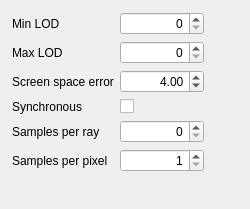
Before: the Qt Designer form apps/livreGUI/renderParametersController/RenderParametersController.ui in BlueBrain/Livre, drawn with Qt 5.
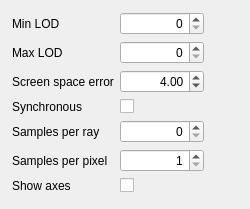
After: the same form once the commit is applied.

Commit message: Make show_axes available in HTTP/python/GUI frontend, python API tweaks

What changed in the file:
```diff
--- a/apps/livreGUI/renderParametersController/RenderParametersController.ui
+++ b/apps/livreGUI/renderParametersController/RenderParametersController.ui
@@ -31,7 +31,7 @@
      <x>0</x>
      <y>0</y>
      <width>216</width>
-     <height>208</height>
+     <height>225</height>
     </rect>
    </property>
    <layout class="QFormLayout" name="formLayout">
@@ -176,6 +176,20 @@
       </property>
      </widget>
     </item>
+    <item row="6" column="0">
+     <widget class="QLabel" name="showAxesLabel">
+      <property name="text">
+       <string>Show axes</string>
+      </property>
+     </widget>
+    </item>
+    <item row="6" column="1">
+     <widget class="QCheckBox" name="showAxesCheckBox">
+      <property name="tristate">
+       <bool>false</bool>
+      </property>
+     </widget>
+    </item>
    </layout>
   </widget>
  </widget>
```
The commit also changes 16 other files.
